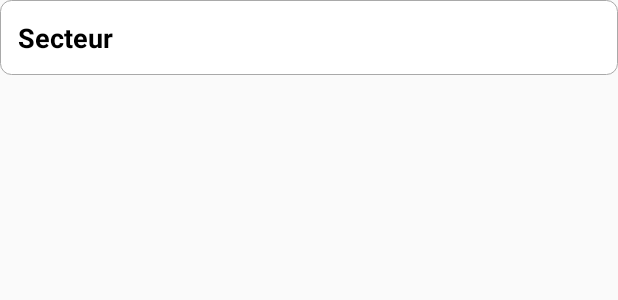
After one commit to wani095/AgroMwinda, an Android app: the layout row_secteur.xml on its own in the app's theme, with its tools: preview values and no code run, on a phone screen of 412 x 824 dp. The commit adds this screen. Shown: the top 300 px of the screen. Run offline under Robolectric (Android 15) with nearby library versions, the phone set to English and light mode, and no system bars.

Commit message:
les deux activitée

```diff
--- /dev/null
+++ b/app/src/main/java/com/icon/agromwinda/UI/Adapter/ListSecteurAdapter.java
@@ -0,0 +1,4 @@
+package com.icon.agromwinda.UI.Adapter;
+
+public class ListSecteurAdapter {
+}
--- a/app/src/main/res/layout/activity_main.xml
+++ b/app/src/main/res/layout/activity_main.xml
@@ -5,15 +5,10 @@
     android:layout_width="match_parent"
     android:layout_height="match_parent"
     tools:context=".UI.activity.MainActivity">
-
     <FrameLayout
         android:id="@+id/fragment_content"
         android:layout_width="match_parent"
         android:layout_height="match_parent">
     </FrameLayout>
 
-
-
-    <include layout="@layout/activity_navigation"/>
-    <include layout="@layout/menu_flot"/>
 </android.support.constraint.ConstraintLayout>
--- a/app/src/main/res/layout/activity_navigation.xml
+++ b/app/src/main/res/layout/activity_navigation.xml
@@ -12,7 +12,7 @@
         android:layout_height="wrap_content"
         android:layout_alignParentBottom="true"
         android:layout_marginBottom="0dp"
-        android:background="@color/colorPrimaryDark"
+        android:background="@color/colorPrimary"
         app:itemIconTint="@color/colorWrite"
         app:itemTextColor="@color/colorWrite"
         app:menu="@menu/menu">
--- /dev/null
+++ b/app/src/main/res/layout/row_secteur.xml
@@ -0,0 +1,19 @@
+<?xml version="1.0" encoding="utf-8"?>
+<LinearLayout xmlns:android="http://schemas.android.com/apk/res/android"
+    android:layout_width="match_parent"
+    android:layout_height="50dp"
+    android:orientation="horizontal"
+    android:background="@drawable/border_recycle_view"
+    android:id="@+id/rowsecteur">
+    <TextView
+        android:id="@+id/txNom_secteur"
+        android:layout_width="match_parent"
+        android:layout_height="match_parent"
+        android:text="Secteur"
+        android:textSize="18dp"
+        android:textStyle="bold"
+        android:textColor="#000"
+        android:gravity="center_vertical"
+        android:paddingLeft="12dp"
+        />
+</LinearLayout>
--- a/app/src/main/res/values/arrays.xml
+++ b/app/src/main/res/values/arrays.xml
@@ -12,4 +12,9 @@
         <item>35 à 45 ans</item>
         <item>Plus de 45 ans</item>
     </string-array>
+    <string-array name="list_resident">
+        <item>---</item>
+        <item>communes</item>
+        <item>secteurs</item>
+    </string-array>
 </resources>
```
Also changed, not shown: app/src/main/AndroidManifest.xml (+3 -8 lines), app/src/main/java/com/icon/agromwinda/UI/activity/ListCommuneActivity.java (+5 -5 lines), app/src/main/java/com/icon/agromwinda/UI/activity/ListSecteurActivity.java (added, +15 -0 lines), app/src/main/java/com/icon/agromwinda/UI/fragment/FormSavePerson.java (+4 -7 lines), app/src/main/res/layout/activity_list_secteur.xml (added, +14 -0 lines), 1 other file.
